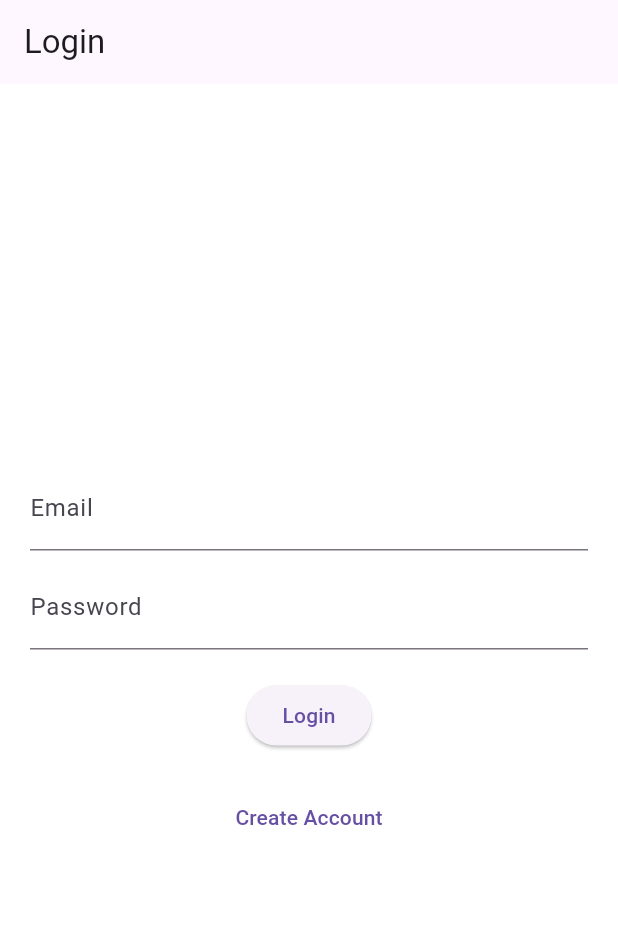
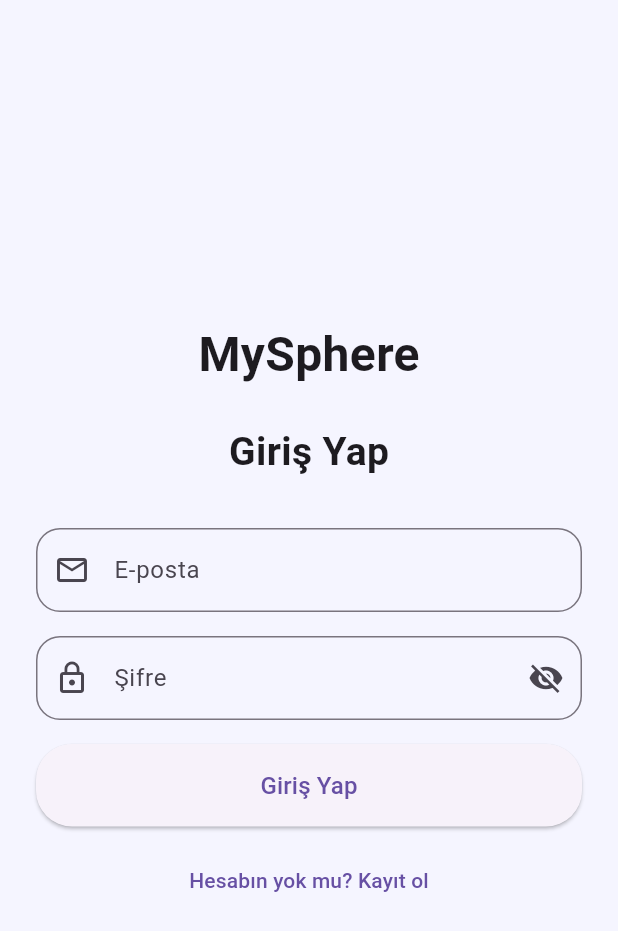
Before and after one commit to SharpShooter263/MySphereClean, a Flutter app: the screen it shows after launch, on a phone screen of 412 x 824 dp. Shown: the top 931 px of the screen. Run offline on Flutter 3.47's test engine with Material 3 defaults, Android fonts, the phone set to English and light mode, and no system bars; our stand-ins replace firebase_auth, firebase_core; accounts and stored records are empty.

Commit message:
Update login_screen.dart

```diff
--- a/lib/screens/login_screen.dart
+++ b/lib/screens/login_screen.dart
@@ -1,5 +1,6 @@
 import 'package:flutter/material.dart';
 import 'package:firebase_auth/firebase_auth.dart';
+import 'home_screen.dart';
 import 'register_screen.dart';
 
 class LoginScreen extends StatefulWidget {
@@ -10,72 +11,161 @@ class LoginScreen extends StatefulWidget {
 }
 
 class _LoginScreenState extends State<LoginScreen> {
-  final emailController = TextEditingController();
-  final passwordController = TextEditingController();
-  bool loading = false;
+  final TextEditingController _emailController = TextEditingController();
+  final TextEditingController _passwordController = TextEditingController();
+  bool _isLoading = false;
+  String? _errorText;
+  bool _obscurePassword = true;
 
-  Future<void> login() async {
+  Future<void> _login() async {
     setState(() {
-      loading = true;
+      _isLoading = true;
+      _errorText = null;
     });
 
     try {
       await FirebaseAuth.instance.signInWithEmailAndPassword(
-        email: emailController.text.trim(),
-        password: passwordController.text.trim(),
+        email: _emailController.text.trim(),
+        password: _passwordController.text.trim(),
       );
 
-      ScaffoldMessenger.of(context).showSnackBar(
-        const SnackBar(content: Text('Login Successful')),
+      if (!mounted) return;
+
+      Navigator.pushReplacement(
+        context,
+        MaterialPageRoute(builder: (_) => const HomeScreen()),
       );
     } on FirebaseAuthException catch (e) {
-      ScaffoldMessenger.of(context).showSnackBar(
-        SnackBar(content: Text(e.message ?? "Login Failed")),
-      );
+      setState(() {
+        _errorText = e.message ?? 'Giriş başarısız oldu.';
+      });
+    } catch (e) {
+      setState(() {
+        _errorText = 'Beklenmeyen bir hata oluştu.';
+      });
+    } finally {
+      if (mounted) {
+        setState(() {
+          _isLoading = false;
+        });
       }
-
-    setState(() {
-      loading = false;
-    });
+    }
   }
 
   @override
   Widget build(BuildContext context) {
     return Scaffold(
-      appBar: AppBar(title: const Text("Login")),
-      body: Padding(
-        padding: const EdgeInsets.all(20),
+      backgroundColor: const Color(0xFFF5F5FF),
+      body: SafeArea(
+        child: Center(
+          child: SingleChildScrollView(
+            padding: const EdgeInsets.symmetric(horizontal: 24),
             child: Column(
               mainAxisAlignment: MainAxisAlignment.center,
               children: [
+                const Text(
+                  'MySphere',
+                  style: TextStyle(
+                    fontSize: 32,
+                    fontWeight: FontWeight.bold,
+                  ),
+                ),
+                const SizedBox(height: 24),
+                const Text(
+                  'Giriş Yap',
+                  style: TextStyle(
+                    fontSize: 26,
+                    fontWeight: FontWeight.w600,
+                  ),
+                ),
+                const SizedBox(height: 32),
+
+                // E-posta
                 TextField(
-              controller: emailController,
-              decoration: const InputDecoration(labelText: "Email"),
+                  controller: _emailController,
+                  keyboardType: TextInputType.emailAddress,
+                  decoration: const InputDecoration(
+                    prefixIcon: Icon(Icons.email_outlined),
+                    labelText: 'E-posta',
+                    border: OutlineInputBorder(
+                      borderRadius: BorderRadius.all(Radius.circular(16)),
                     ),
-            const SizedBox(height: 10),
+                  ),
+                ),
+                const SizedBox(height: 16),
+
+                // Şifre
                 TextField(
-              controller: passwordController,
-              decoration: const InputDecoration(labelText: "Password"),
-              obscureText: true,
+                  controller: _passwordController,
+                  obscureText: _obscurePassword,
+                  decoration: InputDecoration(
+                    prefixIcon: const Icon(Icons.lock_outline),
+                    labelText: 'Şifre',
+                    border: const OutlineInputBorder(
+                      borderRadius: BorderRadius.all(Radius.circular(16)),
                     ),
-            const SizedBox(height: 20),
-            loading
-                ? const CircularProgressIndicator()
-                : ElevatedButton(
-                    onPressed: login,
-                    child: const Text("Login"),
+                    suffixIcon: IconButton(
+                      icon: Icon(
+                        _obscurePassword
+                            ? Icons.visibility_off
+                            : Icons.visibility,
                       ),
-            const SizedBox(height: 20),
+                      onPressed: () {
+                        setState(() {
+                          _obscurePassword = !_obscurePassword;
+                        });
+                      },
+                    ),
+                  ),
+                ),
+                const SizedBox(height: 16),
+
+                if (_errorText != null) ...[
+                  Text(
+                    _errorText!,
+                    style: const TextStyle(color: Colors.red),
+                    textAlign: TextAlign.center,
+                  ),
+                  const SizedBox(height: 8),
+                ],
+
+                SizedBox(
+                  width: double.infinity,
+                  child: ElevatedButton(
+                    onPressed: _isLoading ? null : _login,
+                    style: ElevatedButton.styleFrom(
+                      padding: const EdgeInsets.symmetric(vertical: 16),
+                      shape: RoundedRectangleBorder(
+                        borderRadius: BorderRadius.circular(24),
+                      ),
+                    ),
+                    child: _isLoading
+                        ? const SizedBox(
+                            height: 20,
+                            width: 20,
+                            child: CircularProgressIndicator(strokeWidth: 2),
+                          )
+                        : const Text(
+                            'Giriş Yap',
+                            style: TextStyle(fontSize: 16),
+                          ),
+                  ),
+                ),
+                const SizedBox(height: 12),
+
                 TextButton(
                   onPressed: () {
                     Navigator.push(
                       context,
-                  MaterialPageRoute(builder: (_) => const RegisterScreen()),
+                      MaterialPageRoute(
+                          builder: (_) => const RegisterScreen()),
                     );
                   },
-              child: const Text("Create Account"),
+                  child: const Text('Hesabın yok mu? Kayıt ol'),
                 ),
               ],
+            ),
+          ),
         ),
       ),
     );
```
Lines whose indentation alone changed are shown as unchanged.
